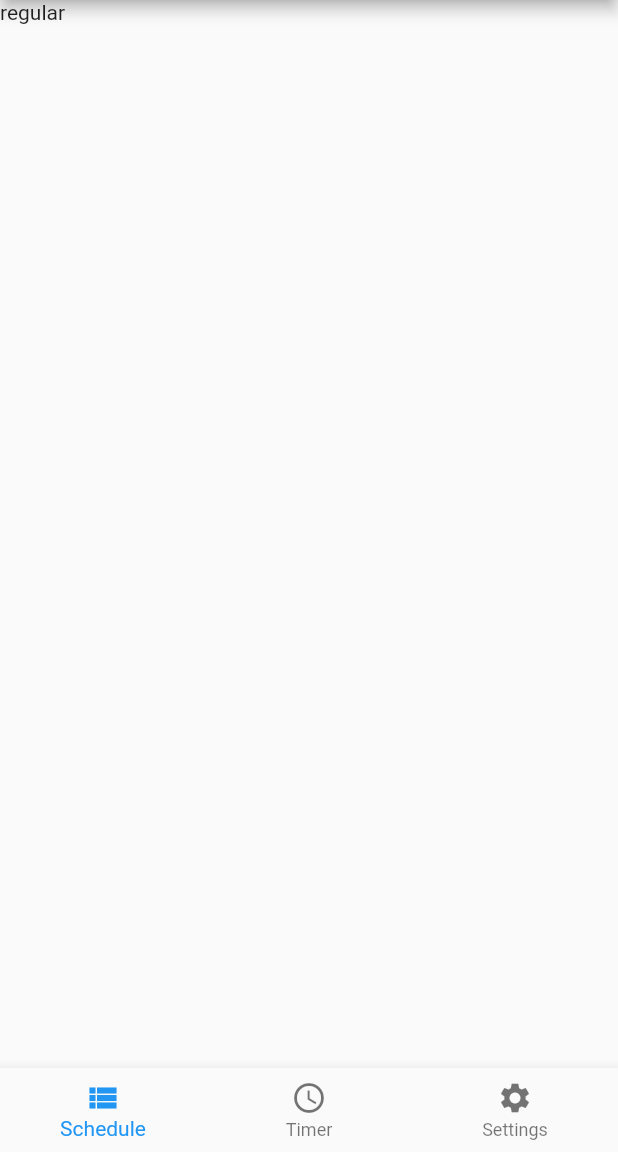
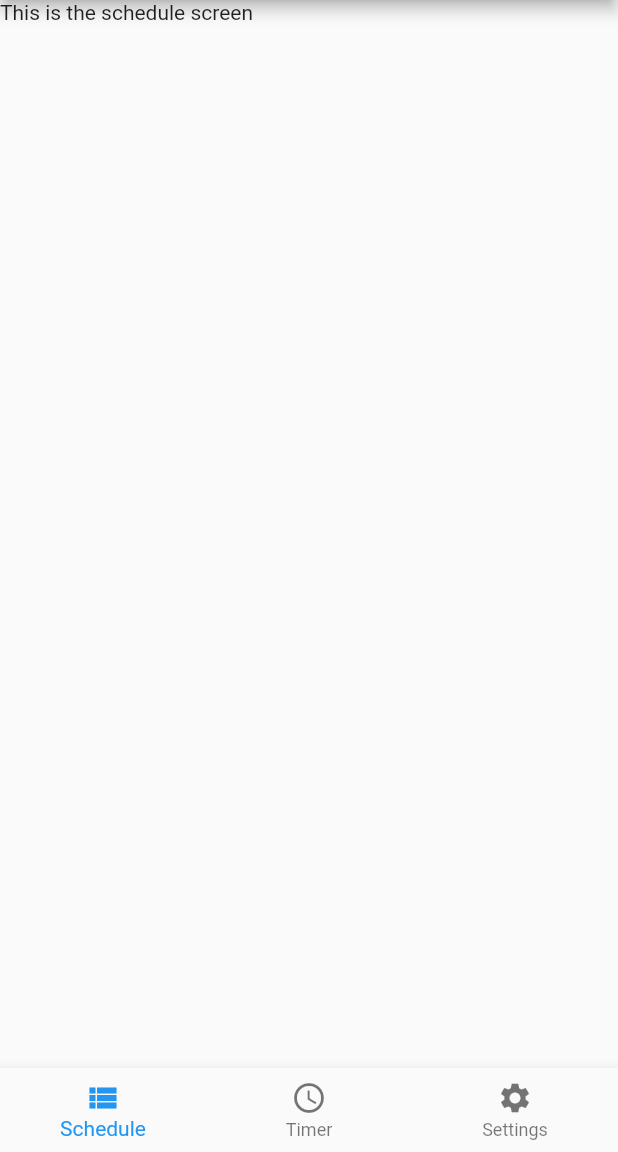
Before and after one commit to kazijamal/stuy-bell-schedule, a Flutter app: the screen it shows after launch, on a phone screen of 412 x 824 dp, the part 84-1236 px from its top. Run offline on Flutter 3.47's test engine with Material 2 defaults, Android fonts, the phone set to English and light mode, and no system bars.

Commit message:
Clean up code

```diff
--- a/lib/presentation/schedule/schedule_screen.dart
+++ b/lib/presentation/schedule/schedule_screen.dart
@@ -13,7 +13,7 @@ class _ScheduleScreenState extends State<ScheduleScreen> {
   @override
   Widget build(BuildContext context) {
     return Scaffold(
-      body: Text(widget.schedule),
+      body: Text("This is the schedule screen"),
     );
   }
 }
```
